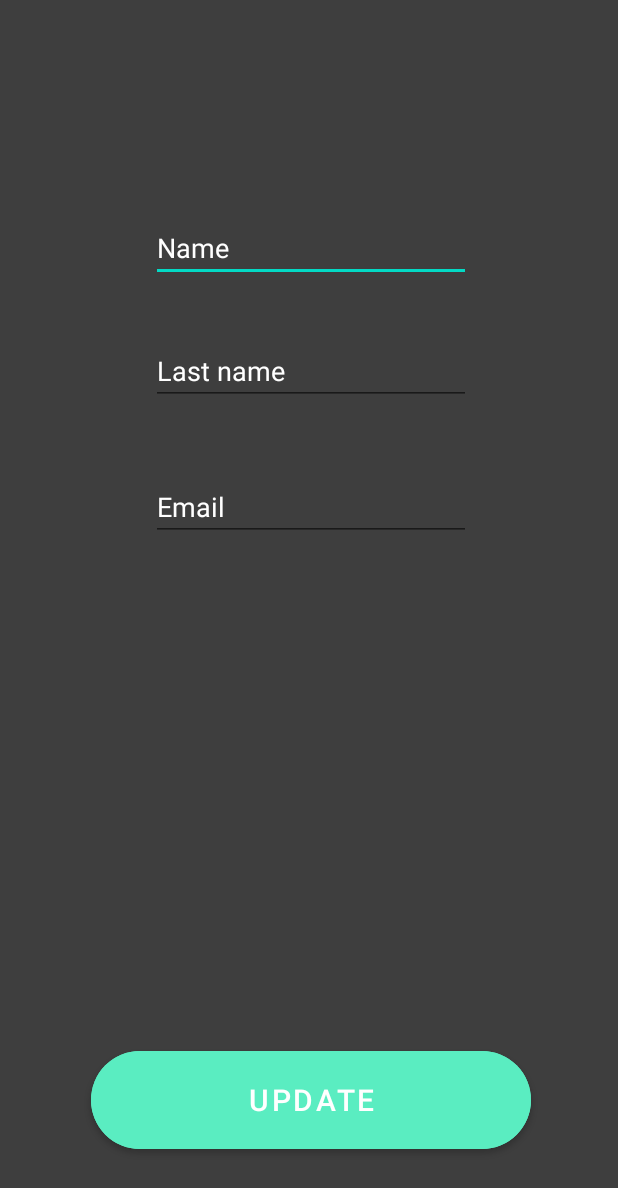
After one commit to Marcosino4/Giwi, an Android app: the UpdateProfile screen opened directly, with no data from a screen before it, on a phone screen of 412 x 824 dp. The commit adds this screen. Shown: the top 1188 px of the screen. Run offline under Robolectric (Android 15) with nearby library versions, the phone set to English and light mode, and no system bars; Roboto replaces fonts that are not available here.

Commit message:
Modificacion de usuarios

```diff
--- a/app/src/main/AndroidManifest.xml
+++ b/app/src/main/AndroidManifest.xml
@@ -12,6 +12,11 @@
         android:supportsRtl="true"
         android:theme="@style/Theme.Giwi"
         tools:targetApi="31">
+        <activity
+            android:name=".UpdateProfile"
+            android:exported="false"
+            android:label="@string/title_activity_update_profile"
+            android:theme="@style/Theme.Giwi" />
         <activity
             android:name=".Profile"
             android:exported="false" />
--- /dev/null
+++ b/app/src/main/java/com/example/giwi/UpdateProfile.java
@@ -0,0 +1,96 @@
+package com.example.giwi;
+
+import androidx.appcompat.app.AppCompatActivity;
+
+import android.annotation.SuppressLint;
+import android.content.ContentValues;
+import android.content.Intent;
+import android.database.Cursor;
+import android.database.sqlite.SQLiteDatabase;
+import android.os.Bundle;
+import android.view.View;
+import android.widget.EditText;
+import android.widget.Toast;
+
+import com.example.giwi.Database.DatabaseAux;
+
+public class UpdateProfile extends AppCompatActivity {
+
+    private DatabaseAux aux;
+    private SQLiteDatabase db;
+    private String email;
+    private EditText editName, editLastname, editEmail;
+
+
+
+
+    @Override
+    @SuppressLint("Range")
+    protected void onCreate(Bundle savedInstanceState) {
+        super.onCreate(savedInstanceState);
+        setContentView(R.layout.activity_update_profile);
+
+        aux = new DatabaseAux(UpdateProfile.this);
+        db = aux.getWritableDatabase();
+
+        Intent intent = getIntent();
+        email = intent.getStringExtra("email");
+
+        editName = findViewById(R.id.editName);
+        editLastname = findViewById(R.id.editLastName);
+        editEmail = findViewById(R.id.editEmail);
+
+        Cursor n = db.rawQuery("SELECT name FROM users WHERE email ='" + email +"'", null);
+        if(n.moveToFirst()){
+            String nombreDb = n.getString(n.getColumnIndex("name"));
+            editName.setText(nombreDb);
+        }
+
+        Cursor ln = db.rawQuery("SELECT lastName FROM users WHERE email ='" + email +"'", null);
+        if(ln.moveToFirst()){
+            String apellidoDb = ln.getString(ln.getColumnIndex("lastName"));
+            editLastname.setText(apellidoDb);
+        }
+
+        Cursor e = db.rawQuery("SELECT email FROM users WHERE email ='" + email +"'", null);
+        if(e.moveToFirst()){
+            String emailDb = e.getString(e.getColumnIndex("email"));
+            editEmail.setText(emailDb);
+        }
+
+
+    }
+
+
+    public void Update(View view){
+        String newName = editName.getText().toString();
+        String newLastname = editLastname.getText().toString();
+        String newEmail = editEmail.getText().toString();
+
+        if(db != null && !newName.isEmpty() && !newLastname.isEmpty() && !newEmail.isEmpty()){
+            ContentValues values = new ContentValues();
+
+            values.put("name", newName);
+            values.put("lastName", newLastname);
+            values.put("email", newEmail);
+
+            long res = db.update("users", values,"email= '"+email+"'", null);
+            if(res >= 0){
+                Toast.makeText(this, "Actualizado correctamente", Toast.LENGTH_LONG).show();
+
+            }else{
+                Toast.makeText(this, "Fallo al actualizar", Toast.LENGTH_LONG).show();
+            }
+            db.close();
+        }else{
+            Toast.makeText(this, "Error al acceder a la base de datos", Toast.LENGTH_LONG).show();
+
+        }
+
+        Intent nIntent = new Intent(UpdateProfile.this, Login.class);
+        startActivity(nIntent);
+        finish();
+
+
+    }
+}
--- /dev/null
+++ b/app/src/main/res/layout/activity_update_profile.xml
@@ -0,0 +1,126 @@
+<?xml version="1.0" encoding="utf-8"?>
+<androidx.constraintlayout.widget.ConstraintLayout xmlns:android="http://schemas.android.com/apk/res/android"
+    xmlns:app="http://schemas.android.com/apk/res-auto"
+    xmlns:tools="http://schemas.android.com/tools"
+    android:layout_width="match_parent"
+    android:layout_height="match_parent"
+    android:background="#3E3E3E"
+    tools:context=".UpdateProfile">
+
+    <androidx.constraintlayout.widget.Guideline
+        android:id="@+id/guideline34"
+        android:layout_width="wrap_content"
+        android:layout_height="wrap_content"
+        android:orientation="horizontal"
+        app:layout_constraintGuide_percent="0.95" />
+
+    <androidx.constraintlayout.widget.Guideline
+        android:id="@+id/guideline43"
+        android:layout_width="wrap_content"
+        android:layout_height="wrap_content"
+        android:orientation="horizontal"
+        app:layout_constraintGuide_percent="0.83" />
+
+    <androidx.constraintlayout.widget.Guideline
+        android:id="@+id/guideline45"
+        android:layout_width="wrap_content"
+        android:layout_height="wrap_content"
+        android:orientation="vertical"
+        app:layout_constraintGuide_percent="0.10462287" />
+
+    <androidx.constraintlayout.widget.Guideline
+        android:id="@+id/guideline46"
+        android:layout_width="wrap_content"
+        android:layout_height="wrap_content"
+        android:orientation="vertical"
+        app:layout_constraintGuide_percent="0.9" />
+
+    <Button
+        android:id="@+id/updateBtn"
+        android:layout_width="293dp"
+        android:layout_height="77dp"
+        android:backgroundTint="#5AEDC1"
+        android:onClick="Update"
+        android:text="Update"
+        android:textSize="20sp"
+        app:cornerRadius="200px"
+        app:layout_constraintBottom_toTopOf="@+id/guideline34"
+        app:layout_constraintEnd_toStartOf="@+id/guideline46"
+        app:layout_constraintStart_toStartOf="@+id/guideline45"
+        app:layout_constraintTop_toTopOf="@+id/guideline43" />
+
+    <androidx.constraintlayout.widget.Guideline
+        android:id="@+id/guideline47"
+        android:layout_width="wrap_content"
+        android:layout_height="wrap_content"
+        android:orientation="horizontal"
+        app:layout_constraintGuide_percent="0.24" />
+
+    <EditText
+        android:id="@+id/editName"
+        android:layout_width="wrap_content"
+        android:layout_height="wrap_content"
+        android:ems="10"
+        android:inputType="text"
+        android:text="Name"
+        android:textColor="#FFFFFF"
+        app:layout_constraintBottom_toTopOf="@+id/guideline47"
+        app:layout_constraintEnd_toStartOf="@+id/guideline46"
+        app:layout_constraintStart_toStartOf="@+id/guideline45"
+        app:layout_constraintTop_toTopOf="@+id/guideline48" />
+
+    <androidx.constraintlayout.widget.Guideline
+        android:id="@+id/guideline48"
+        android:layout_width="wrap_content"
+        android:layout_height="wrap_content"
+        android:orientation="horizontal"
+        app:layout_constraintGuide_percent="0.16" />
+
+    <androidx.constraintlayout.widget.Guideline
+        android:id="@+id/guideline49"
+        android:layout_width="wrap_content"
+        android:layout_height="wrap_content"
+        android:orientation="horizontal"
+        app:layout_constraintGuide_percent="0.36" />
+
+    <EditText
+        android:id="@+id/editLastName"
+        android:layout_width="wrap_content"
+        android:layout_height="wrap_content"
+        android:ems="10"
+        android:inputType="text"
+        android:text="Last name"
+        android:textColor="#FFFFFF"
+        app:layout_constraintBottom_toTopOf="@+id/guideline49"
+        app:layout_constraintEnd_toStartOf="@+id/guideline46"
+        app:layout_constraintStart_toStartOf="@+id/guideline45"
+        app:layout_constraintTop_toTopOf="@+id/guideline47" />
+
+    <androidx.constraintlayout.widget.Guideline
+        android:id="@+id/guideline50"
+        android:layout_width="wrap_content"
+        android:layout_height="wrap_content"
+        android:orientation="horizontal"
+        app:layout_constraintGuide_percent="0.46" />
+
+    <androidx.constraintlayout.widget.Guideline
+        android:id="@+id/guideline51"
+        android:layout_width="wrap_content"
+        android:layout_height="wrap_content"
+        android:orientation="horizontal"
+        app:layout_constraintGuide_begin="20dp" />
+
+    <EditText
+        android:id="@+id/editEmail"
+        android:layout_width="wrap_content"
+        android:layout_height="wrap_content"
+        android:ems="10"
+        android:inputType="textEmailAddress"
+        android:text="Email"
+        android:textColor="#FFFFFF"
+        app:layout_constraintBottom_toTopOf="@+id/guideline50"
+        app:layout_constraintEnd_toStartOf="@+id/guideline46"
+        app:layout_constraintStart_toStartOf="@+id/guideline45"
+        app:layout_constraintTop_toTopOf="@+id/guideline49" />
+
+</androidx.constraintlayout.widget.ConstraintLayout>
--- a/app/src/main/res/values/strings.xml
+++ b/app/src/main/res/values/strings.xml
@@ -1,3 +1,4 @@
 <resources>
     <string name="app_name">Giwi</string>
+    <string name="title_activity_update_profile">UpdateProfile</string>
 </resources>
```
Also changed, not shown: app/build.gradle (+25 -0 lines), app/src/main/java/com/example/giwi/Profile.java (+9 -0 lines), app/src/main/res/layout/profile.xml (+21 -0 lines), app/src/main/java/com/example/giwi/Login.java (line endings or trailing spaces).
